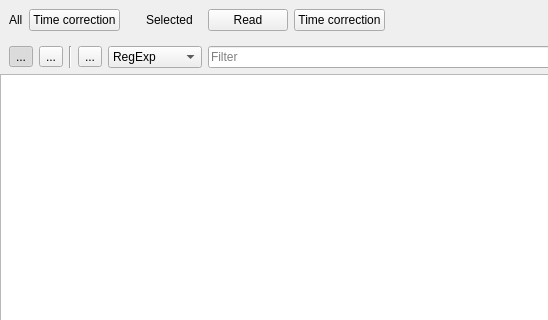
This is zbyrator-src/metersdatetime.ui in KTS-Intek/quick-collect as Qt 5 draws it before an edit; both pictures show x 0 to 548 and y 0 to 320 of the 941 by 690 pixel window. The edited form follows.
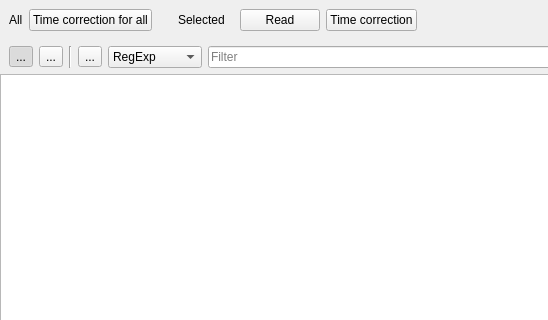
This is the edited form. Icons and pictures are not drawn.

What changed in the file:
```diff
--- a/zbyrator-src/metersdatetime.ui
+++ b/zbyrator-src/metersdatetime.ui
@@ -39,7 +39,7 @@
       <item>
        <widget class="QPushButton" name="pbCorrectionAll">
         <property name="text">
-         <string>Time correction</string>
+         <string>Time correction for all</string>
         </property>
         <property name="icon">
          <iconset resource="../res.qrc">
```
Left out of the diff: 14 changed lines with no effect on the pictures.
